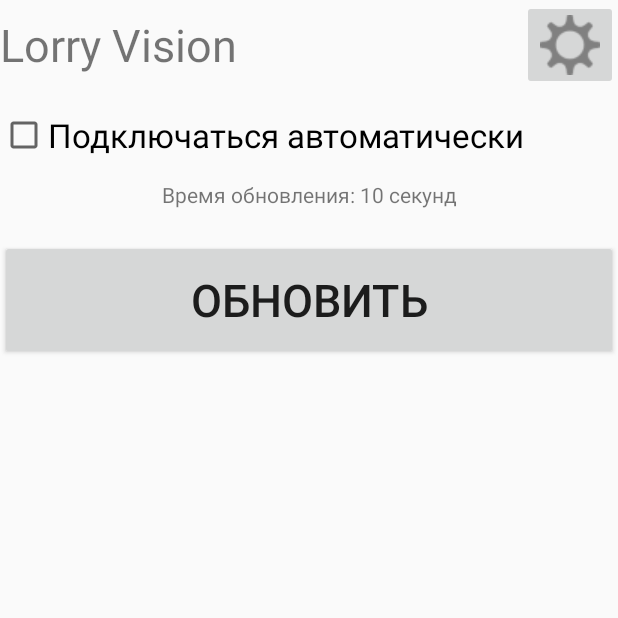
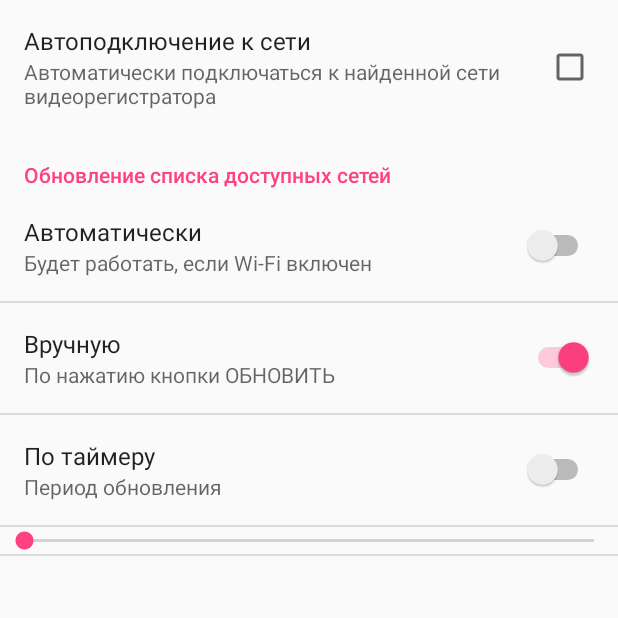
Before and after one commit to marinchenkova/Lorry, an Android app: the screen it shows after launch (MainActivity before the commit, SettingsActivity after it), after a tap on "Настройки", on a phone screen of 412 x 824 dp, the top half of it. Run offline under Robolectric (Android 15) with nearby library versions, the phone set to English and light mode, and no system bars; 3 statements that could not run were skipped.

Commit message:
Корректное обновление списка сетей, SettingsActivity - не задается время

```diff
--- a/app/src/main/java/ru/marinchenko/lorry/activities/MainActivity.java
+++ b/app/src/main/java/ru/marinchenko/lorry/activities/MainActivity.java
@@ -8,20 +8,20 @@ import android.content.Context;
 import android.content.Intent;
 import android.content.IntentFilter;
 import android.content.ServiceConnection;
+import android.content.SharedPreferences;
 import android.net.wifi.ScanResult;
 import android.os.Build;
 import android.os.Bundle;
 import android.os.IBinder;
+import android.preference.PreferenceManager;
 import android.support.annotation.RequiresApi;
 import android.support.v4.content.LocalBroadcastManager;
 import android.view.View;
 import android.view.animation.AnimationUtils;
 import android.widget.AdapterView;
-import android.widget.CheckBox;
 import android.widget.ListView;
 import android.widget.TextView;
-
-import java.util.ArrayList;
+import android.widget.Toast;
 
 import ru.marinchenko.lorry.R;
 import ru.marinchenko.lorry.Settings;
@@ -31,9 +31,9 @@ import ru.marinchenko.lorry.services.ScanManager;
 import ru.marinchenko.lorry.services.WifiAgent;
 import ru.marinchenko.lorry.util.UpdateFormatter;
 
-import static ru.marinchenko.lorry.services.WifiAgent.AUTH;
-import static ru.marinchenko.lorry.services.WifiAgent.AUTO_CONNECT;
+import static ru.marinchenko.lorry.services.WifiAgent.AUTHENTICATE;
 import static ru.marinchenko.lorry.services.WifiAgent.CONFIGURE;
+import static ru.marinchenko.lorry.services.WifiAgent.CONNECTED;
 
 public class MainActivity extends Activity {
 
@@ -51,7 +51,7 @@ public class MainActivity extends Activity {
     public final static String NET_INFO_NUM = "netInfoNum";
 
     private Settings settings = new Settings();
-    private int updateTime = 10;
+    private int updateTime = 0;
 
     private String presentSSID;
     private int presentIP;
@@ -68,8 +68,6 @@ public class MainActivity extends Activity {
         super.onCreate(savedInstanceState);
         setContentView(R.layout.activity_main);
 
-        setAutoConnect(findViewById(R.id.autoconnect_checkbox));
-
         registerActionReceiver();
         initWifiAgent();
         initNetList();
@@ -83,6 +81,15 @@ public class MainActivity extends Activity {
 
         if(scanManagerBound) scanManager.startTimer(updateTime);
         registerActionReceiver();
+
+        SharedPreferences sharedPref = PreferenceManager.getDefaultSharedPreferences(this);
+        Boolean auto = sharedPref.getBoolean(SettingsActivity.PREF_AUTOUPDATE, false);
+        Boolean timer = sharedPref.getBoolean(SettingsActivity.PREF_TIMERUPDATE, false);
+
+        int timerVal = sharedPref.getInt(SettingsActivity.PREF_TIMERUPDATE_VAL, 10);
+        updateTime = timer ? UpdateFormatter.formatTime(timerVal) : auto ? 0 : 1000;
+        setUpdateTime(updateTime);
+
         super.onResume();
     }
 
@@ -112,17 +119,6 @@ public class MainActivity extends Activity {
 
 
     /**
-     * Вызывается при переключении флажка "Подключаться автоматически".
-     * @param view флажок
-     */
-    public void setAutoConnect(View view){
-        Intent autoConnection = new Intent(this, WifiAgent.class);
-        autoConnection.setAction(AUTO_CONNECT);
-        autoConnection.putExtra(AUTO_CONNECT, ((CheckBox) view).isChecked());
-        startService(autoConnection);
-    }
-
-    /**
      * Вызывается при нажатии на сеть из списка доступных сетей. Если сеть раздается
      * видеорегистратором, приложение перейдет к просмотру его камеры.
      * @param net объект {@link ScanResult}, соответствующий пункту в списке доступных сетей
@@ -142,8 +138,10 @@ public class MainActivity extends Activity {
      * Вызывается при нажатии кнопки "Настройки".
      * @param view кнопка
      */
+    @RequiresApi(api = Build.VERSION_CODES.JELLY_BEAN)
     public void toSettings(View view){
-        //TODO toSettings()
+        Intent settings = new Intent(this, SettingsActivity.class);
+        startActivityAsChild(settings);
     }
 
     /**
@@ -167,7 +165,7 @@ public class MainActivity extends Activity {
      */
     public void authenticate(String password){
         Intent auth = new Intent(this, WifiAgent.class);
-        auth.setAction(AUTH);
+        auth.setAction(AUTHENTICATE);
         auth.putExtra(NET_INFO_PASSWORD, password);
         startService(auth);
     }
@@ -219,7 +217,7 @@ public class MainActivity extends Activity {
         updateTime = sec;
         if(scanManagerBound) scanManager.startTimer(sec);
         ((TextView) findViewById(R.id.textview_update))
-                .setText(UpdateFormatter.format(updateTime));
+                .setText(UpdateFormatter.formatString(updateTime));
     }
 
     /**
@@ -238,11 +236,11 @@ public class MainActivity extends Activity {
      */
     @RequiresApi(api = Build.VERSION_CODES.JELLY_BEAN)
     public void toVideoStream(){
-        Intent info = new Intent(this, WifiAgent.class);
-        info.setAction(WifiAgent.RETURN_CURRENT_NET_INFO);
-        startService(info);
+        if(currNet != null && presentSSID.equals(String.format("\"%s\"", currNet))){
+            Intent success = new Intent(this, WifiAgent.class);
+            success.setAction(CONNECTED);
+            startService(success);
 
-        if(currNet != null && presentSSID.equals(String.format("\"%s\"", currNet))){
             Intent in = new Intent(this, VideoStreamActivity.class);
             in.putExtra(NET_INFO_IP, presentIP);
             currNet = null;
@@ -267,22 +265,9 @@ public class MainActivity extends Activity {
                     break;
 
                 case UPDATE_NETS:
-                    ArrayList<String> arr = intent.getStringArrayListExtra(NET_INFO_SSID);
-                    boolean empty = arr.isEmpty();
-
-                    for(String s : arr){
-                        if(s == null || s.equals("")) {
-                            empty = true;
-                            break;
-                        }
-                    }
-
-                    if(!empty){
-                        netListAdapter.updateNets(intent.getStringArrayListExtra(NET_INFO_SSID));
-                        netListAdapter.notifyDataSetChanged();
-                        if(scanManagerBound && scanManager.isOnTimer()) animateTimerTask();
-                    }
-
+                    netListAdapter.updateNets(intent.getStringArrayListExtra(NET_INFO_SSID));
+                    netListAdapter.notifyDataSetChanged();
+                    if(updateTime > 0) animateTimerTask();
                     break;
 
                 case NET_INFO:
--- a/app/src/main/res/layout/activity_main.xml
+++ b/app/src/main/res/layout/activity_main.xml
@@ -21,22 +21,11 @@
         android:contentDescription="@string/button_settings"
         android:onClick="toSettings" />
 
-
-    <CheckBox
-        android:id="@+id/autoconnect_checkbox"
-        android:layout_gravity="fill_horizontal"
-        android:layout_height="60dp"
-        android:layout_column="0"
-        android:layout_columnSpan="2"
-        android:text="@string/checkbox_autoconnect"
-        android:textSize="22sp"
-        android:onClick="setAutoConnect"
-        android:layout_width="267dp" />
-
     <TextView
         android:id="@+id/textview_update"
         android:layout_gravity="fill_horizontal"
         android:layout_height="40dp"
+        android:layout_column="0"
         android:layout_columnSpan="2"
         android:text="@string/textview_updateinfo"
         android:textAlignment="center"
--- a/app/src/main/res/xml/preferences.xml
+++ b/app/src/main/res/xml/preferences.xml
@@ -15,7 +15,8 @@
             android:key="pref_autoupdate"
             android:summary="@string/pref_category_autoupdate_mode_auto_summ"
             android:title="@string/pref_category_autoupdate_mode_auto"
-            android:defaultValue="false"/>
+            android:defaultValue="false"
+            android:onClick="setAutoUpdate"/>
 
         <SwitchPreference
             android:key="pref_manupdate"
@@ -33,7 +34,8 @@
             android:key="pref_timerupdate_val"
             android:summary="@string/pref_category_autoupdate_mode_timer_val_summ"
             android:title="@string/pref_category_autoupdate_mode_timer_val"
-            android:layout="@layout/update_mode_pref"/>
+            android:layout="@layout/update_mode_pref"
+            android:defaultValue="0"/>
 
     </PreferenceCategory>
 
```
Also changed, not shown: app/src/main/java/ru/marinchenko/lorry/activities/SettingsActivity.java (+66 -1 lines), app/src/main/java/ru/marinchenko/lorry/services/ScanManager.java (+17 -6 lines), app/src/main/java/ru/marinchenko/lorry/services/WifiAgent.java (+35 -27 lines), app/src/main/java/ru/marinchenko/lorry/util/UpdateFormatter.java (+20 -2 lines), app/src/main/res/values/strings.xml (+1 -72 lines).
